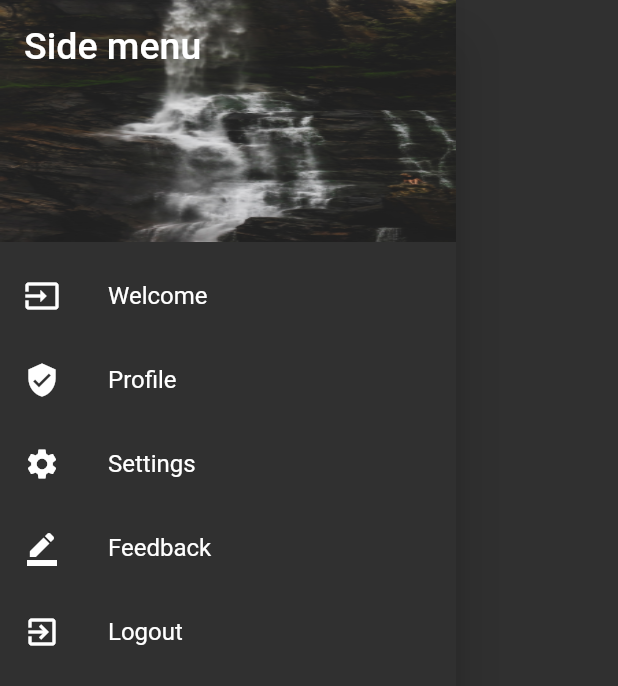
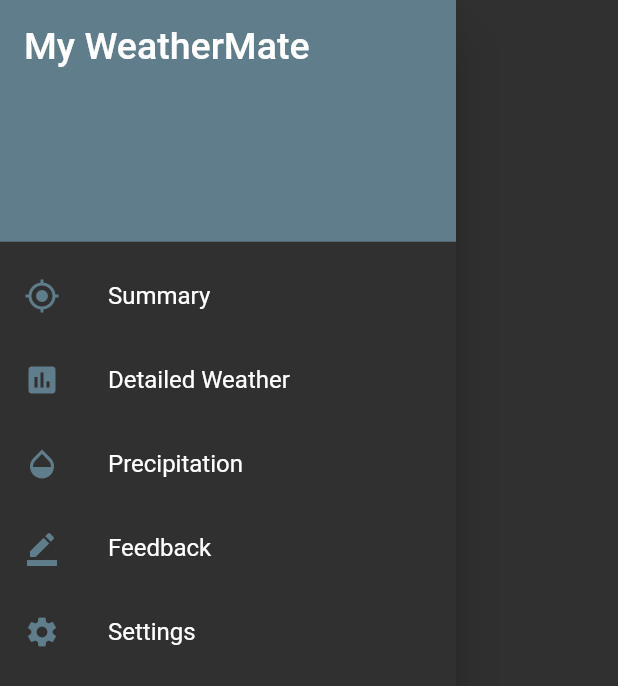
Before and after one commit to tddyer/weathermate, a Flutter app: the SideDrawer widget shown alone on an empty page, opened directly, on a phone screen of 412 x 824 dp. Shown: the top 686 px of the screen. Run offline on Flutter 3.47's test engine with Material 2 defaults, Android fonts, the phone set to English and light mode, and no system bars; our stand-ins replace basic_utils, flutter_dotenv, flutter_spinkit, geolocator, pull_to_refresh, simple_animations and 1 more; missing offline and left inert: geocoder; network calls fail.

Commit message:
customized drawer tiles

```diff
--- a/lib/main.dart
+++ b/lib/main.dart
@@ -1,6 +1,7 @@
 import 'package:flutter/material.dart';
 import 'package:flutter_dotenv/flutter_dotenv.dart';
 import 'package:weathermate/screens/loading_screen.dart';
+import 'package:weathermate/utilities/constants.dart';
 
 Future main() async {
   await DotEnv().load('.env');
@@ -11,7 +12,9 @@ class MyApp extends StatelessWidget {
   @override
   Widget build(BuildContext context) {
     return MaterialApp(
-      theme: ThemeData.dark(),
+      theme: ThemeData.dark().copyWith(
+        accentColor: accentColor,
+      ),
       home: LoadingScreen(),
     );
   }
--- /dev/null
+++ b/lib/screens/detailed_weather_screen.dart
@@ -0,0 +1 @@
+import 'package:flutter/material.dart';
--- a/lib/screens/weather_summary_screen.dart
+++ b/lib/screens/weather_summary_screen.dart
@@ -40,12 +40,11 @@ class _LocationScreenState extends State<LocationScreen> {
   @override
   void initState() {
     super.initState();
-
     // retrieve weather data upon creation of screen
     updateUI(widget.locationWeather);
   }
 
-
+  // clears out old forecast data and creates new forecast cards, returning them in a Scroll View
   Widget generateForecastWidget() {
     List<Widget> forecastCards = [];
     for (int i = 0; i < upcomingHours.length; i++) {
@@ -294,7 +293,6 @@ class _LocationScreenState extends State<LocationScreen> {
                       child: FadeIn(
                         delay: 3.5,
                         child: forecast,
-                        // child: generateForecastWidget(),
                       ),
                     ),
                   ],
--- a/lib/utilities/constants.dart
+++ b/lib/utilities/constants.dart
@@ -1,4 +1,6 @@
 import 'package:flutter/material.dart';
+
+const accentColor =  Colors.blueGrey;
 
 const daysOfWeek = {
   1: 'Monday',
--- a/lib/widgets/side_drawer.dart
+++ b/lib/widgets/side_drawer.dart
@@ -1,4 +1,5 @@
 import 'package:flutter/material.dart';
+import 'package:weathermate/utilities/constants.dart';
 
 // TODO: add custom nav pages (refresh location, choose location, advanced weather, settings)
 
@@ -11,38 +12,40 @@ class SideDrawer extends StatelessWidget {
         children: <Widget>[
           DrawerHeader(
             child: Text(
-              'Side menu',
+              'My WeatherMate',
               style: TextStyle(color: Colors.white, fontSize: 25),
             ),
             decoration: BoxDecoration(
-                color: Colors.green,
-                image: DecorationImage(
-                    fit: BoxFit.fill,
-                    image: AssetImage('images/location_background.jpg'))),
+                color: accentColor,
+                // image: DecorationImage(
+                //     fit: BoxFit.fill,
+                //     image: AssetImage('images/location_background.jpg')
+              //)
+            ),
           ),
           ListTile(
-            leading: Icon(Icons.input),
-            title: Text('Welcome'),
-            onTap: () => {},
-          ),
-          ListTile(
-            leading: Icon(Icons.verified_user),
-            title: Text('Profile'),
+            leading: Icon(Icons.my_location, color: accentColor,),
+            title: Text('Summary'),
             onTap: () => Navigator.of(context).pop(),
           ),
           ListTile(
-            leading: Icon(Icons.settings),
-            title: Text('Settings'),
+            leading: Icon(Icons.assessment, color: accentColor,),
+            title: Text('Detailed Weather'),
             onTap: () => Navigator.of(context).pop(),
           ),
           ListTile(
-            leading: Icon(Icons.border_color),
+            leading: Icon(Icons.opacity, color: accentColor,),
+            title: Text('Precipitation'),
+            onTap: () => Navigator.of(context).pop(),
+          ),
+          ListTile(
+            leading: Icon(Icons.border_color, color: accentColor,),
             title: Text('Feedback'),
             onTap: () => Navigator.of(context).pop(),
           ),
           ListTile(
-            leading: Icon(Icons.exit_to_app),
-            title: Text('Logout'),
+            leading: Icon(Icons.settings, color: accentColor,),
+            title: Text('Settings'),
             onTap: () => Navigator.of(context).pop(),
           ),
         ],
--- a/lib/widgets/update_location_popup.dart
+++ b/lib/widgets/update_location_popup.dart
@@ -3,7 +3,9 @@ import 'package:flutter/material.dart';
 // TODO: update UI
 
 Future updateLocationPopup(BuildContext context) async {
+
     String inputCity;
+
     return showDialog(
       context: context,
       builder: (context) {
```
Also changed, not shown: 1 other file.
